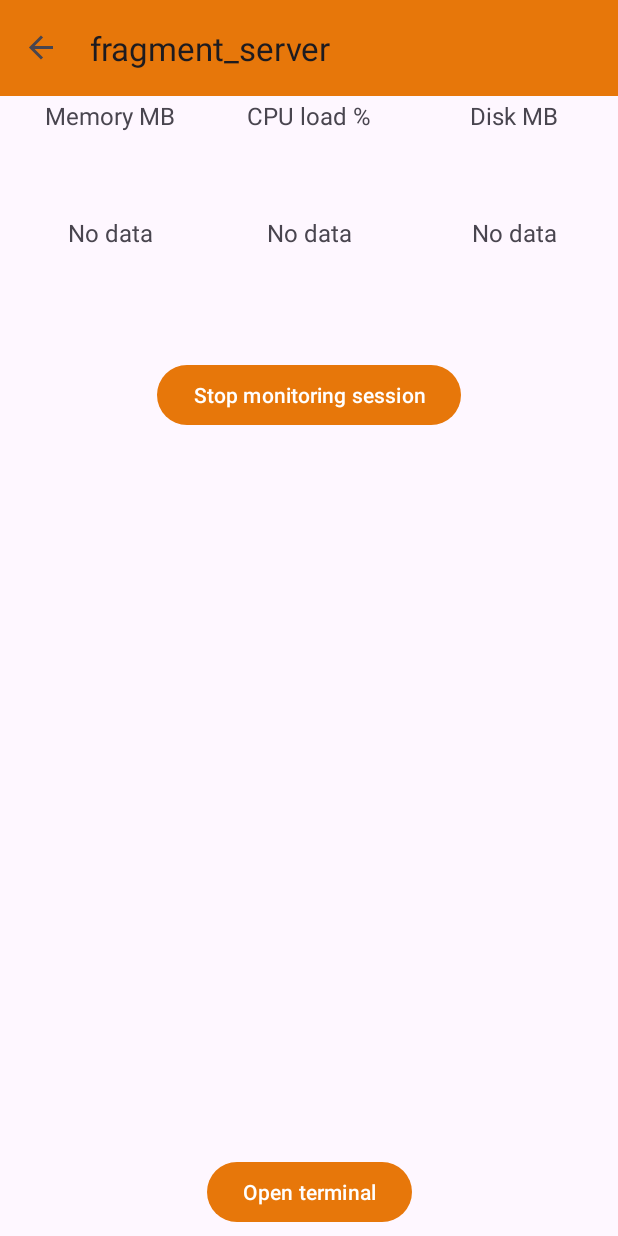
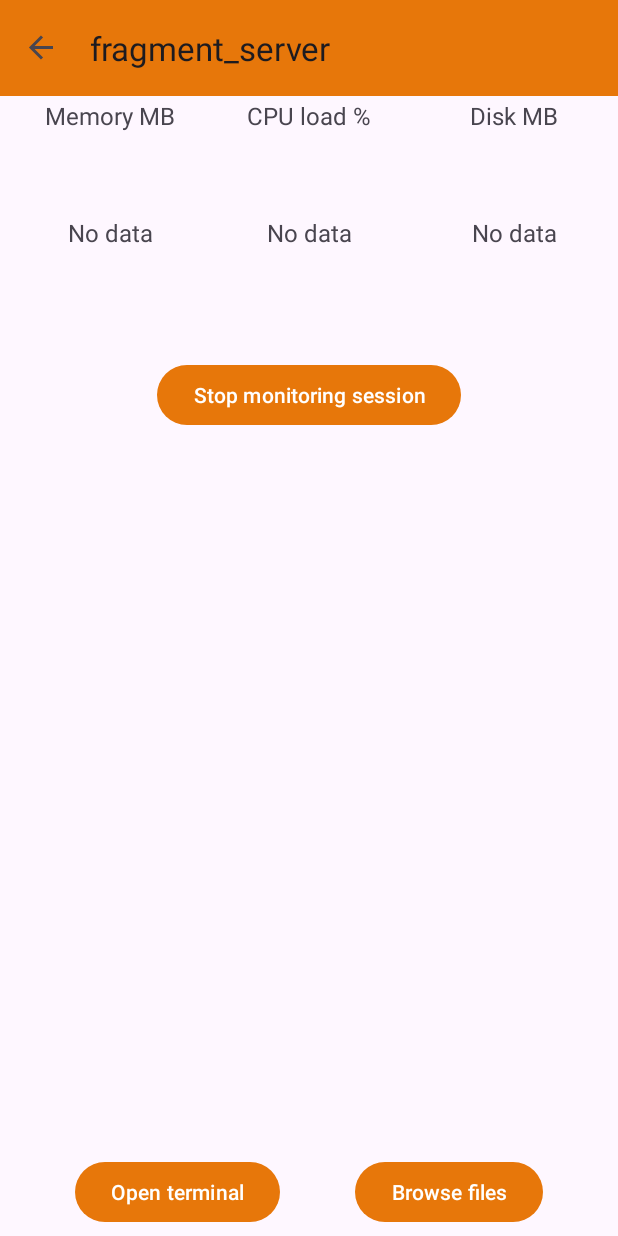
Before and after one commit to artem-vovchenko01/android-server-monitoring, an Android app: the ServerFragment screen opened through its navigation route, on a phone screen of 412 x 824 dp. Run offline under Robolectric (Android 15) with nearby library versions, the phone set to English and light mode, and no system bars; our stand-ins replace Room's generated code, navigation-ui; libraries missing offline, so code that uses them is left out: com.github.mikephil.charting; plain views replace LineChart, PieChart; 8 statements that could not run were skipped.

Commit message:
Implement file browsing

```diff
--- a/app/src/main/java/com/example/servermonitor/SshSessionWorker.java
+++ b/app/src/main/java/com/example/servermonitor/SshSessionWorker.java
@@ -158,7 +158,7 @@ public class SshSessionWorker implements AutoCloseable {
         return true;
     }
 
-    private String executeSingleCommand(String command) {
+    public String executeSingleCommand(String command) {
         String result = "";
         try {
             ChannelExec channelExec = (ChannelExec) session.openChannel("exec");
--- /dev/null
+++ b/app/src/main/res/drawable/baseline_folder_24.xml
@@ -0,0 +1,5 @@
+<vector android:height="24dp" android:tint="@color/main_color"
+    android:viewportHeight="24" android:viewportWidth="24"
+    android:width="24dp" xmlns:android="http://schemas.android.com/apk/res/android">
+    <path android:fillColor="@android:color/white" android:pathData="M10,4H4c-1.1,0 -1.99,0.9 -1.99,2L2,18c0,1.1 0.9,2 2,2h16c1.1,0 2,-0.9 2,-2V8c0,-1.1 -0.9,-2 -2,-2h-8l-2,-2z"/>
+</vector>
--- /dev/null
+++ b/app/src/main/res/drawable/baseline_insert_drive_file_24.xml
@@ -0,0 +1,5 @@
+<vector android:autoMirrored="true" android:height="24dp"
+    android:tint="@color/grey" android:viewportHeight="24"
+    android:viewportWidth="24" android:width="24dp" xmlns:android="http://schemas.android.com/apk/res/android">
+    <path android:fillColor="@android:color/white" android:pathData="M6,2c-1.1,0 -1.99,0.9 -1.99,2L4,20c0,1.1 0.89,2 1.99,2L18,22c1.1,0 2,-0.9 2,-2L20,8l-6,-6L6,2zM13,9L13,3.5L18.5,9L13,9z"/>
+</vector>
--- a/app/src/main/res/layout/fragment_server.xml
+++ b/app/src/main/res/layout/fragment_server.xml
@@ -12,152 +12,157 @@
 
         <TextView
             android:id="@+id/tvLabelMemory"
+            android:layout_width="wrap_content"
+            android:layout_height="wrap_content"
+            android:layout_marginStart="30dp"
+            android:layout_marginTop="2dp"
             android:text="Memory MB"
             android:textSize="16sp"
-            app:layout_constraintTop_toTopOf="parent"
             app:layout_constraintStart_toStartOf="parent"
+            app:layout_constraintTop_toTopOf="parent" />
+
+        <TextView
+            android:id="@+id/tvLabelCpu"
             android:layout_width="wrap_content"
             android:layout_height="wrap_content"
             android:layout_marginTop="2dp"
-            android:layout_marginStart="30dp"
-            />
-        <TextView
-            android:id="@+id/tvLabelCpu"
             android:text="CPU load %"
             android:textSize="16sp"
-            app:layout_constraintTop_toTopOf="parent"
+            app:layout_constraintEnd_toEndOf="parent"
             app:layout_constraintStart_toStartOf="parent"
-            app:layout_constraintEnd_toEndOf="parent"
-            android:layout_width="wrap_content"
-            android:layout_height="wrap_content"
-            android:layout_marginTop="2dp"
-            />
+            app:layout_constraintTop_toTopOf="parent" />
+
         <TextView
             android:id="@+id/tvLabelDisk"
-            android:text="Disk MB"
-            android:textSize="16sp"
-            app:layout_constraintTop_toTopOf="parent"
-            app:layout_constraintEnd_toEndOf="parent"
             android:layout_width="wrap_content"
             android:layout_height="wrap_content"
             android:layout_marginTop="2dp"
             android:layout_marginEnd="40dp"
-            />
+            android:text="Disk MB"
+            android:textSize="16sp"
+            app:layout_constraintEnd_toEndOf="parent"
+            app:layout_constraintTop_toTopOf="parent" />
 
         <TextView
             android:id="@+id/tvLabelMemoryNoData"
-            android:text="No data"
-            android:textSize="16sp"
-            app:layout_constraintTop_toTopOf="parent"
-            app:layout_constraintStart_toStartOf="@id/tvLabelMemory"
-            app:layout_constraintEnd_toEndOf="@id/tvLabelMemory"
             android:layout_width="wrap_content"
             android:layout_height="wrap_content"
             android:layout_marginTop="80dp"
-            />
+            android:text="No data"
+            android:textSize="16sp"
+            app:layout_constraintEnd_toEndOf="@id/tvLabelMemory"
+            app:layout_constraintStart_toStartOf="@id/tvLabelMemory"
+            app:layout_constraintTop_toTopOf="parent" />
+
         <TextView
             android:id="@+id/tvLabelCpuNoData"
-            android:text="No data"
-            android:textSize="16sp"
-            app:layout_constraintTop_toTopOf="parent"
-            app:layout_constraintStart_toStartOf="@id/tvLabelCpu"
-            app:layout_constraintEnd_toEndOf="@id/tvLabelCpu"
             android:layout_width="wrap_content"
             android:layout_height="wrap_content"
             android:layout_marginTop="80dp"
-            />
+            android:text="No data"
+            android:textSize="16sp"
+            app:layout_constraintEnd_toEndOf="@id/tvLabelCpu"
+            app:layout_constraintStart_toStartOf="@id/tvLabelCpu"
+            app:layout_constraintTop_toTopOf="parent" />
+
         <TextView
             android:id="@+id/tvLabelDiskNoData"
-            android:text="No data"
-            android:textSize="16sp"
-            app:layout_constraintTop_toTopOf="parent"
-            app:layout_constraintStart_toStartOf="@id/tvLabelDisk"
-            app:layout_constraintEnd_toEndOf="@id/tvLabelDisk"
             android:layout_width="wrap_content"
             android:layout_height="wrap_content"
             android:layout_marginTop="80dp"
-            />
+            android:text="No data"
+            android:textSize="16sp"
+            app:layout_constraintEnd_toEndOf="@id/tvLabelDisk"
+            app:layout_constraintStart_toStartOf="@id/tvLabelDisk"
+            app:layout_constraintTop_toTopOf="parent" />
 
         <com.github.mikephil.charting.charts.PieChart
             android:id="@+id/pcMemory"
             android:layout_width="140dp"
             android:layout_height="140dp"
+            android:layout_marginTop="10dp"
             app:layout_constraintStart_toStartOf="parent"
-            app:layout_constraintTop_toBottomOf="@id/tvLabelMemory"
-            android:layout_marginTop="10dp"
-            />
+            app:layout_constraintTop_toBottomOf="@id/tvLabelMemory" />
 
         <com.github.mikephil.charting.charts.PieChart
             android:id="@+id/pcCpu"
             android:layout_width="140dp"
             android:layout_height="140dp"
+            android:layout_marginTop="10dp"
+            app:layout_constraintEnd_toEndOf="parent"
             app:layout_constraintStart_toStartOf="parent"
-            app:layout_constraintEnd_toEndOf="parent"
-            app:layout_constraintTop_toBottomOf="@id/tvLabelCpu"
-            android:layout_marginTop="10dp"
-            />
+            app:layout_constraintTop_toBottomOf="@id/tvLabelCpu" />
 
         <com.github.mikephil.charting.charts.PieChart
             android:id="@+id/pcDisk"
             android:layout_width="140dp"
             android:layout_height="140dp"
+            android:layout_marginTop="10dp"
             app:layout_constraintEnd_toEndOf="parent"
-            app:layout_constraintTop_toBottomOf="@id/tvLabelDisk"
-            android:layout_marginTop="10dp"
-            />
+            app:layout_constraintTop_toBottomOf="@id/tvLabelDisk" />
 
         <Button
             android:id="@+id/btnChangeMonitoringState"
-            android:text="Record monitoring session"
             android:layout_width="wrap_content"
             android:layout_height="wrap_content"
-            app:layout_constraintTop_toTopOf="parent"
+            android:layout_marginTop="175dp"
+            android:layout_marginBottom="10dp"
+            android:text="Record monitoring session"
+            app:layout_constraintEnd_toEndOf="parent"
             app:layout_constraintStart_toStartOf="parent"
-            app:layout_constraintEnd_toEndOf="parent"
-            android:layout_marginBottom="10dp"
-            android:layout_marginTop="175dp"
-            />
+            app:layout_constraintTop_toTopOf="parent" />
 
         <ScrollView
             android:layout_width="match_parent"
             android:layout_height="0dp"
-            app:layout_constraintTop_toBottomOf="@id/btnChangeMonitoringState"
+            android:layout_marginTop="2dp"
+            android:layout_marginBottom="2dp"
             app:layout_constraintBottom_toTopOf="@id/btnOpenTerminal"
-            android:layout_marginTop="2dp"
-            android:layout_marginBottom="2dp">
+            app:layout_constraintTop_toBottomOf="@id/btnChangeMonitoringState">
+
             <LinearLayout
                 android:layout_width="match_parent"
                 android:layout_height="wrap_content"
-                android:orientation="vertical"
-                >
+                android:orientation="vertical">
+
                 <com.github.mikephil.charting.charts.LineChart
                     android:id="@+id/lcMemory"
                     android:layout_width="match_parent"
-                    android:layout_height="100dp"
-                    />
+                    android:layout_height="100dp" />
+
                 <com.github.mikephil.charting.charts.LineChart
                     android:id="@+id/lcCpu"
                     android:layout_width="match_parent"
-                    android:layout_height="100dp"
-                    />
+                    android:layout_height="100dp" />
+
                 <com.github.mikephil.charting.charts.LineChart
                     android:id="@+id/lcStorage"
                     android:layout_width="match_parent"
-                    android:layout_height="100dp"
-                    />
+                    android:layout_height="100dp" />
 
             </LinearLayout>
         </ScrollView>
 
         <Button
             android:id="@+id/btnOpenTerminal"
-            android:text="Open terminal"
             android:layout_width="wrap_content"
             android:layout_height="wrap_content"
+            android:layout_marginBottom="5dp"
+            android:text="Open terminal"
             app:layout_constraintStart_toStartOf="parent"
+            app:layout_constraintEnd_toStartOf="@id/btnBrowseFiles"
+            app:layout_constraintBottom_toBottomOf="parent"
+            />
+
+        <Button
+            android:id="@+id/btnBrowseFiles"
+            android:layout_width="wrap_content"
+            android:layout_height="wrap_content"
+            android:layout_marginBottom="5dp"
+            android:text="Browse files"
             app:layout_constraintEnd_toEndOf="parent"
             app:layout_constraintBottom_toBottomOf="parent"
-            android:layout_marginBottom="5dp"
+            app:layout_constraintStart_toEndOf="@id/btnOpenTerminal"
             />
 
     </androidx.constraintlayout.widget.ConstraintLayout>
--- a/app/src/main/res/navigation/nav_graph.xml
+++ b/app/src/main/res/navigation/nav_graph.xml
@@ -34,6 +34,9 @@
         <action
             android:id="@+id/action_serverFragment_to_terminalFragment"
             app:destination="@id/terminalFragment" />
+        <action
+            android:id="@+id/action_serverFragment_to_browseServerFilesFragment"
+            app:destination="@id/browseServerFilesFragment" />
     </fragment>
     <fragment
         android:id="@+id/terminalFragment"
@@ -71,4 +74,9 @@
         android:id="@+id/runScriptFragment"
         android:name="com.example.servermonitor.fragment.RunScriptFragment"
         android:label="RunScriptFragment" />
+    <fragment
+        android:id="@+id/browseServerFilesFragment"
+        android:name="com.example.servermonitor.fragment.BrowseServerFilesFragment"
+        android:label="fragment_browse_server_files"
+        tools:layout="@layout/fragment_browse_server_files" />
 </navigation>
```
Also changed, not shown: app/build.gradle (+6 -4 lines), app/src/main/java/com/example/servermonitor/adapter/ServerFilesAdapter.java (added, +86 -0 lines), app/src/main/java/com/example/servermonitor/fragment/BrowseServerFilesFragment.java (added, +123 -0 lines), app/src/main/java/com/example/servermonitor/fragment/ServerFragment.java (+7 -0 lines), app/src/main/java/com/example/servermonitor/service/SshShellSessionWorker.java (+37 -0 lines), app/src/main/res/layout/activity_server.xml (deleted, +0 -159 lines), app/src/main/res/layout/activity_terminal.xml (deleted, +0 -21 lines), app/src/main/res/layout/file_item_layout.xml (added, +38 -0 lines), app/src/main/res/layout/fragment_browse_server_files.xml (added, +61 -0 lines), 2 other files.
